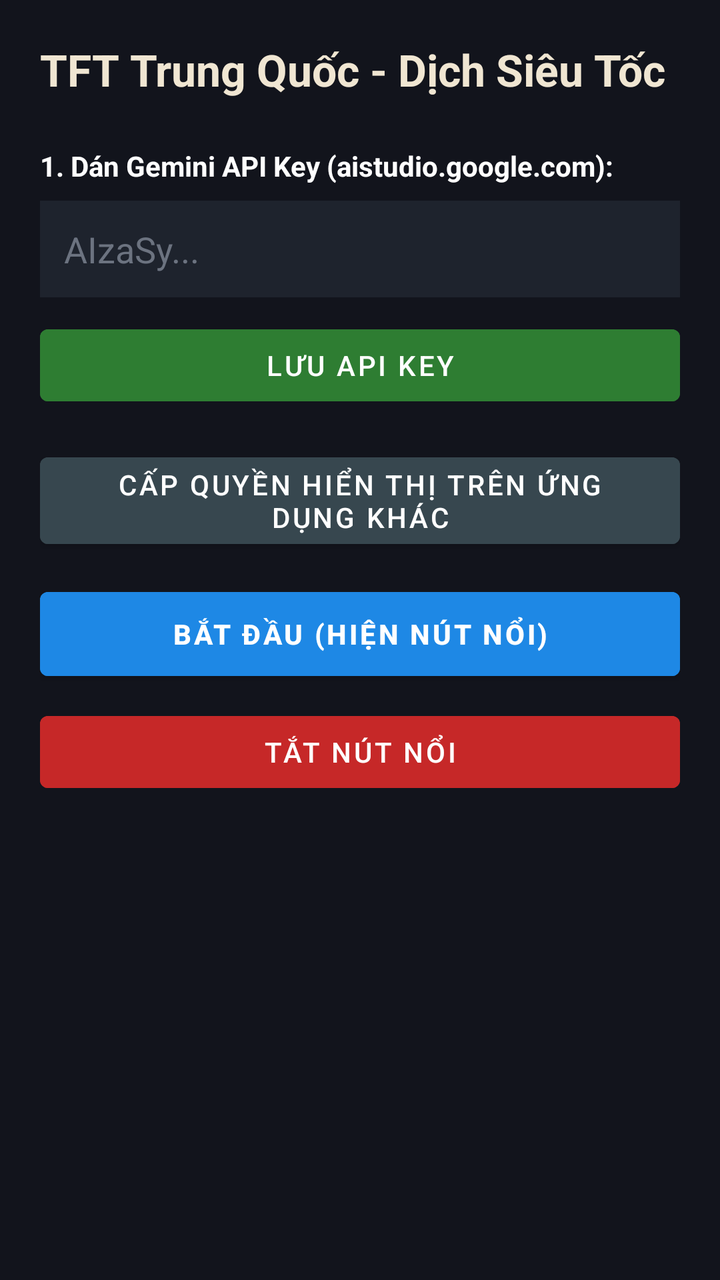
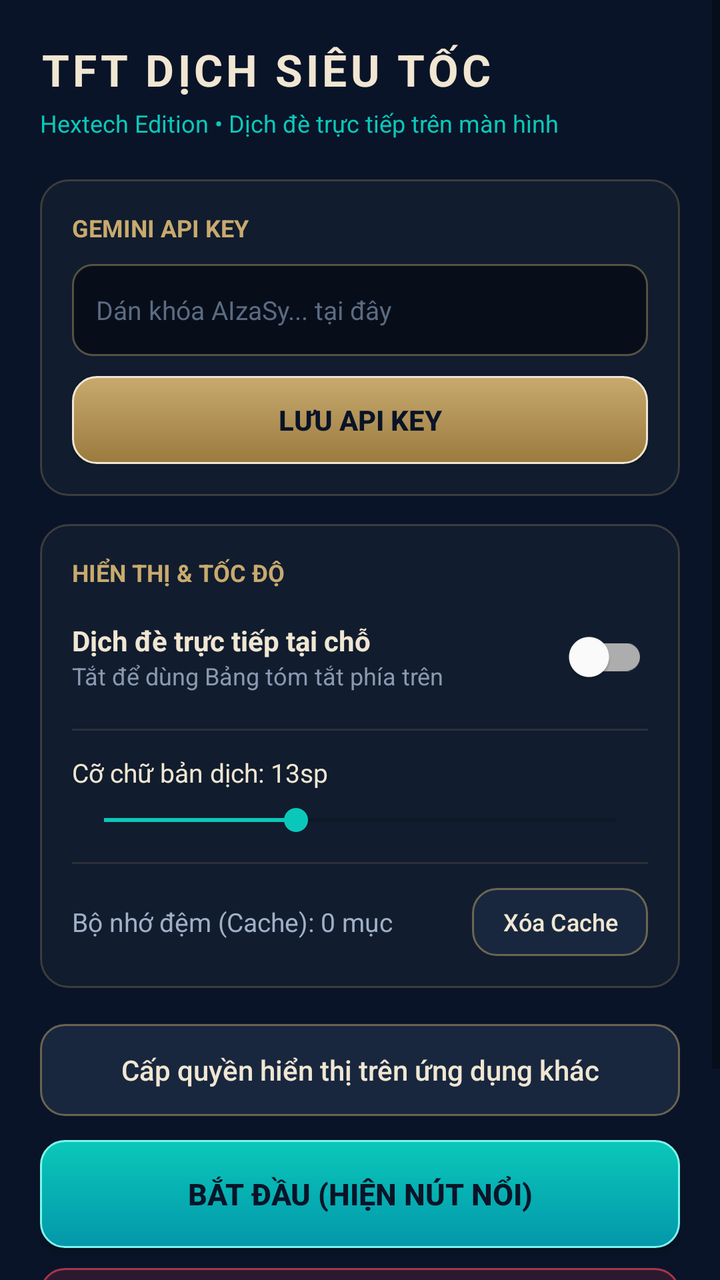

Two renders of the same Android screen: before a commit and after it. Below are the layout's source before the change and the commit's diff.
<!-- AndroidManifest.xml: application theme Theme.TFTFastTranslator -->
<!-- res/layout/activity_main.xml -->
<?xml version="1.0" encoding="utf-8"?>
<ScrollView xmlns:android="http://schemas.android.com/apk/res/android" android:layout_width="match_parent" android:layout_height="match_parent" android:background="#12141C" android:padding="20dp">
    <LinearLayout android:layout_width="match_parent" android:layout_height="wrap_content" android:orientation="vertical">
        <TextView android:layout_width="wrap_content" android:layout_height="wrap_content" android:text="TFT Trung Quốc - Dịch Siêu Tốc" android:textColor="#F0E6D2" android:textSize="22sp" android:textStyle="bold" />
        <TextView android:layout_width="wrap_content" android:layout_height="wrap_content" android:layout_marginTop="24dp" android:text="1. Dán Gemini API Key (aistudio.google.com):" android:textColor="#FFFFFF" android:textSize="14sp" android:textStyle="bold" />
        <EditText android:id="@+id/etApiKey" android:layout_width="match_parent" android:layout_height="wrap_content" android:layout_marginTop="8dp" android:background="#1E232D" android:hint="AIzaSy..." android:inputType="textNoSuggestions" android:padding="12dp" android:textColor="#FFFFFF" android:textColorHint="#6C7380" />
        <Button android:id="@+id/btnSaveKey" android:layout_width="match_parent" android:layout_height="wrap_content" android:layout_marginTop="10dp" android:backgroundTint="#2E7D32" android:text="Lưu API Key" android:textColor="#FFFFFF" />
        <Button android:id="@+id/btnGrantOverlay" android:layout_width="match_parent" android:layout_height="wrap_content" android:layout_marginTop="16dp" android:backgroundTint="#37474F" android:text="Cấp quyền hiển thị trên ứng dụng khác" android:textColor="#FFFFFF" />
        <Button android:id="@+id/btnStart" android:layout_width="match_parent" android:layout_height="54dp" android:layout_marginTop="12dp" android:backgroundTint="#1E88E5" android:text="BẮT ĐẦU (HIỆN NÚT NỔI)" android:textColor="#FFFFFF" android:textStyle="bold" />
        <Button android:id="@+id/btnStop" android:layout_width="match_parent" android:layout_height="wrap_content" android:layout_marginTop="8dp" android:backgroundTint="#C62828" android:text="Tắt nút nổi" android:textColor="#FFFFFF" />
    </LinearLayout>
</ScrollView>
<!-- resources referenced by this layout -->
<resources>
  <style name="Theme.TFTFastTranslator" parent="Theme.MaterialComponents.DayNight.NoActionBar">
          <item name="colorPrimary">#1E88E5</item>
          <item name="colorPrimaryVariant">#1565C0</item>
          <item name="colorOnPrimary">#FFFFFF</item>
          <item name="android:statusBarColor">#121212</item>
      </style>
</resources>

<!-- the commit's change to res/layout/activity_main.xml (unified diff, before → after) -->
@@ -1,12 +1,231 @@
 <?xml version="1.0" encoding="utf-8"?>
-<ScrollView xmlns:android="http://schemas.android.com/apk/res/android" android:layout_width="match_parent" android:layout_height="match_parent" android:background="#12141C" android:padding="20dp">
-    <LinearLayout android:layout_width="match_parent" android:layout_height="wrap_content" android:orientation="vertical">
-        <TextView android:layout_width="wrap_content" android:layout_height="wrap_content" android:text="TFT Trung Quốc - Dịch Siêu Tốc" android:textColor="#F0E6D2" android:textSize="22sp" android:textStyle="bold" />
-        <TextView android:layout_width="wrap_content" android:layout_height="wrap_content" android:layout_marginTop="24dp" android:text="1. Dán Gemini API Key (aistudio.google.com):" android:textColor="#FFFFFF" android:textSize="14sp" android:textStyle="bold" />
-        <EditText android:id="@+id/etApiKey" android:layout_width="match_parent" android:layout_height="wrap_content" android:layout_marginTop="8dp" android:background="#1E232D" android:hint="AIzaSy..." android:inputType="textNoSuggestions" android:padding="12dp" android:textColor="#FFFFFF" android:textColorHint="#6C7380" />
-        <Button android:id="@+id/btnSaveKey" android:layout_width="match_parent" android:layout_height="wrap_content" android:layout_marginTop="10dp" android:backgroundTint="#2E7D32" android:text="Lưu API Key" android:textColor="#FFFFFF" />
-        <Button android:id="@+id/btnGrantOverlay" android:layout_width="match_parent" android:layout_height="wrap_content" android:layout_marginTop="16dp" android:backgroundTint="#37474F" android:text="Cấp quyền hiển thị trên ứng dụng khác" android:textColor="#FFFFFF" />
-        <Button android:id="@+id/btnStart" android:layout_width="match_parent" android:layout_height="54dp" android:layout_marginTop="12dp" android:backgroundTint="#1E88E5" android:text="BẮT ĐẦU (HIỆN NÚT NỔI)" android:textColor="#FFFFFF" android:textStyle="bold" />
-        <Button android:id="@+id/btnStop" android:layout_width="match_parent" android:layout_height="wrap_content" android:layout_marginTop="8dp" android:backgroundTint="#C62828" android:text="Tắt nút nổi" android:textColor="#FFFFFF" />
+<ScrollView xmlns:android="http://schemas.android.com/apk/res/android"
+    android:layout_width="match_parent"
+    android:layout_height="match_parent"
+    android:background="#091428"
+    android:fillViewport="true">
+
+    <LinearLayout
+        android:layout_width="match_parent"
+        android:layout_height="wrap_content"
+        android:orientation="vertical"
+        android:padding="20dp">
+
+        <TextView
+            android:layout_width="wrap_content"
+            android:layout_height="wrap_content"
+            android:letterSpacing="0.08"
+            android:text="TFT DỊCH SIÊU TỐC"
+            android:textColor="#F0E6D2"
+            android:textSize="22sp"
+            android:textStyle="bold" />
+
+        <TextView
+            android:layout_width="wrap_content"
+            android:layout_height="wrap_content"
+            android:layout_marginTop="4dp"
+            android:text="Hextech Edition • Dịch đè trực tiếp trên màn hình"
+            android:textColor="#0AC8B9"
+            android:textSize="12sp" />
+
+        
+        <LinearLayout
+            android:layout_width="match_parent"
+            android:layout_height="wrap_content"
+            android:layout_marginTop="20dp"
+            android:background="@drawable/bg_hextech_card"
+            android:orientation="vertical"
+            android:padding="16dp">
+
+            <TextView
+                android:layout_width="wrap_content"
+                android:layout_height="wrap_content"
+                android:text="GEMINI API KEY"
+                android:textColor="#C8AA6E"
+                android:textSize="12sp"
+                android:textStyle="bold" />
+
+            <EditText
+                android:id="@+id/etApiKey"
+                android:layout_width="match_parent"
+                android:layout_height="46dp"
+                android:layout_marginTop="10dp"
+                android:background="@drawable/bg_hextech_input"
+                android:hint="Dán khóa AIzaSy... tại đây"
+                android:inputType="textNoSuggestions"
+                android:paddingStart="12dp"
+                android:paddingEnd="12dp"
+                android:singleLine="true"
+                android:textColor="#F0E6D2"
+                android:textColorHint="#5B6B82"
+                android:textSize="13sp" />
+
+            <androidx.appcompat.widget.AppCompatButton
+                android:id="@+id/btnSaveKey"
+                android:layout_width="match_parent"
+                android:layout_height="44dp"
+                android:layout_marginTop="10dp"
+                android:background="@drawable/bg_hextech_btn_gold"
+                android:text="LƯU API KEY"
+                android:textAllCaps="false"
+                android:textColor="#091428"
+                android:textSize="14sp"
+                android:textStyle="bold" />
+        </LinearLayout>
+
+        
+        <LinearLayout
+            android:layout_width="match_parent"
+            android:layout_height="wrap_content"
+            android:layout_marginTop="14dp"
+            android:background="@drawable/bg_hextech_card"
+            android:orientation="vertical"
+            android:padding="16dp">
+
+            <TextView
+                android:layout_width="wrap_content"
+                android:layout_height="wrap_content"
+                android:text="HIỂN THỊ &amp; TỐC ĐỘ"
+                android:textColor="#C8AA6E"
+                android:textSize="12sp"
+                android:textStyle="bold" />
+
+            <LinearLayout
+                android:layout_width="match_parent"
+                android:layout_height="wrap_content"
+                android:layout_marginTop="10dp"
+                android:gravity="center_vertical"
+                android:orientation="horizontal">
+
+                <LinearLayout
+                    android:layout_width="0dp"
+                    android:layout_height="wrap_content"
+                    android:layout_weight="1"
+                    android:orientation="vertical">
+
+                    <TextView
+                        android:layout_width="wrap_content"
+                        android:layout_height="wrap_content"
+                        android:text="Dịch đè trực tiếp tại chỗ"
+                        android:textColor="#F0E6D2"
+                        android:textSize="14sp"
+                        android:textStyle="bold" />
+
+                    <TextView
+                        android:layout_width="wrap_content"
+                        android:layout_height="wrap_content"
+                        android:text="Tắt để dùng Bảng tóm tắt phía trên"
+                        android:textColor="#8A99B0"
+                        android:textSize="12sp" />
+                </LinearLayout>
+
+                <com.google.android.material.switchmaterial.SwitchMaterial
+                    android:id="@+id/switchInPlace"
+                    android:layout_width="wrap_content"
+                    android:layout_height="wrap_content" />
+            </LinearLayout>
+
+            <View
+                android:layout_width="match_parent"
+                android:layout_height="1dp"
+                android:layout_marginTop="12dp"
+                android:layout_marginBottom="12dp"
+                android:background="#26C8AA6E" />
+
+            <TextView
+                android:id="@+id/tvFontSizeLabel"
+                android:layout_width="wrap_content"
+                android:layout_height="wrap_content"
+                android:text="Cỡ chữ bản dịch: 13sp"
+                android:textColor="#F0E6D2"
+                android:textSize="13sp" />
+
+            <SeekBar
+                android:id="@+id/seekFontSize"
+                android:layout_width="match_parent"
+                android:layout_height="wrap_content"
+                android:layout_marginTop="6dp"
+                android:max="8"
+                android:progress="3" />
+
+            <View
+                android:layout_width="match_parent"
+                android:layout_height="1dp"
+                android:layout_marginTop="12dp"
+                android:layout_marginBottom="12dp"
+                android:background="#26C8AA6E" />
+
+            <LinearLayout
+                android:layout_width="match_parent"
+                android:layout_height="wrap_content"
+                android:gravity="center_vertical"
+                android:orientation="horizontal">
+
+                <TextView
+                    android:id="@+id/tvCacheCount"
+                    android:layout_width="0dp"
+                    android:layout_height="wrap_content"
+                    android:layout_weight="1"
+                    android:text="Bộ nhớ đệm (Cache): 0 mục"
+                    android:textColor="#A0B0C8"
+                    android:textSize="13sp" />
+
+                <androidx.appcompat.widget.AppCompatButton
+                    android:id="@+id/btnClearCache"
+                    android:layout_width="wrap_content"
+                    android:layout_height="34dp"
+                    android:background="@drawable/bg_hextech_btn_dark"
+                    android:paddingStart="14dp"
+                    android:paddingEnd="14dp"
+                    android:text="Xóa Cache"
+                    android:textAllCaps="false"
+                    android:textColor="#F0E6D2"
+                    android:textSize="12sp" />
+            </LinearLayout>
+        </LinearLayout>
+
+        
+        <androidx.appcompat.widget.AppCompatButton
+            android:id="@+id/btnGrantOverlay"
+            android:layout_width="match_parent"
+            android:layout_height="46dp"
+            android:layout_marginTop="18dp"
+            android:background="@drawable/bg_hextech_btn_dark"
+            android:text="Cấp quyền hiển thị trên ứng dụng khác"
+            android:textAllCaps="false"
+            android:textColor="#F0E6D2"
+            android:textSize="14sp" />
+
+        <androidx.appcompat.widget.AppCompatButton
+            android:id="@+id/btnStart"
+            android:layout_width="match_parent"
+            android:layout_height="54dp"
+            android:layout_marginTop="12dp"
+            android:background="@drawable/bg_hextech_btn_cyan"
+            android:text="BẮT ĐẦU (HIỆN NÚT NỔI)"
+            android:textAllCaps="false"
+            android:textColor="#091428"
+            android:textSize="15sp"
+            android:textStyle="bold" />
+
+        <androidx.appcompat.widget.AppCompatButton
+            android:id="@+id/btnStop"
+            android:layout_width="match_parent"
+            android:layout_height="44dp"
+            android:layout_marginTop="10dp"
+            android:background="@drawable/bg_hextech_btn_danger"
+            android:text="Tắt nút nổi"
+            android:textAllCaps="false"
+            android:textColor="#FF8A9A"
+            android:textSize="14sp" />
+
+        <TextView
+            android:layout_width="match_parent"
+            android:layout_height="wrap_content"
+            android:layout_marginTop="16dp"
+            android:lineSpacingExtra="4dp"
+            android:text="• Chạm nút nổi: Dịch ngay toàn màn hình\n• Nhấn giữ 0.5s: Khoanh vùng quét (chạm nhẹ để reset Full)\n• Kéo nút xuống chữ X ở đáy màn hình để tắt nhanh"
+            android:textColor="#6F829E"
+            android:textSize="12sp" />
     </LinearLayout>
 </ScrollView>
<!-- resource entries referenced after the edit -->
@@ -1,10 +1,55 @@
 <!-- resources referenced by this layout -->
 <resources>
+  <!-- drawable bg_hextech_btn_cyan (drawable) -->
+  <?xml version="1.0" encoding="utf-8"?>
+  <shape xmlns:android="http://schemas.android.com/apk/res/android" android:shape="rectangle">
+      <gradient android:startColor="#0AC8B9" android:endColor="#0397AB" android:angle="270" />
+      <corners android:radius="12dp" />
+      <stroke android:width="1dp" android:color="#7EF5EC" />
+  </shape>
+  <!-- drawable bg_hextech_btn_danger (drawable) -->
+  <?xml version="1.0" encoding="utf-8"?>
+  <shape xmlns:android="http://schemas.android.com/apk/res/android" android:shape="rectangle">
+      <solid android:color="#26E84057" />
+      <corners android:radius="12dp" />
+      <stroke android:width="1dp" android:color="#B3E84057" />
+  </shape>
+  <!-- drawable bg_hextech_btn_dark (drawable) -->
+  <?xml version="1.0" encoding="utf-8"?>
+  <shape xmlns:android="http://schemas.android.com/apk/res/android" android:shape="rectangle">
+      <solid android:color="#18273E" />
+      <corners android:radius="12dp" />
+      <stroke android:width="1dp" android:color="#80C8AA6E" />
+  </shape>
+  <!-- drawable bg_hextech_btn_gold (drawable) -->
+  <?xml version="1.0" encoding="utf-8"?>
+  <shape xmlns:android="http://schemas.android.com/apk/res/android" android:shape="rectangle">
+      <gradient android:startColor="#C8AA6E" android:endColor="#9B7A3E" android:angle="270" />
+      <corners android:radius="12dp" />
+      <stroke android:width="1dp" android:color="#F0E6D2" />
+  </shape>
+  <!-- drawable bg_hextech_card (drawable) -->
+  <?xml version="1.0" encoding="utf-8"?>
+  <shape xmlns:android="http://schemas.android.com/apk/res/android" android:shape="rectangle">
+      <solid android:color="#111C2E" />
+      <corners android:radius="14dp" />
+      <stroke android:width="1dp" android:color="#40C8AA6E" />
+  </shape>
+  <!-- drawable bg_hextech_input (drawable) -->
+  <?xml version="1.0" encoding="utf-8"?>
+  <shape xmlns:android="http://schemas.android.com/apk/res/android" android:shape="rectangle">
+      <solid android:color="#070E1A" />
+      <corners android:radius="10dp" />
+      <stroke android:width="1dp" android:color="#66C8AA6E" />
+  </shape>
   <style name="Theme.TFTFastTranslator" parent="Theme.MaterialComponents.DayNight.NoActionBar">
-          <item name="colorPrimary">#1E88E5</item>
-          <item name="colorPrimaryVariant">#1565C0</item>
-          <item name="colorOnPrimary">#FFFFFF</item>
-          <item name="android:statusBarColor">#121212</item>
+          <item name="colorPrimary">#C8AA6E</item>
+          <item name="colorPrimaryVariant">#785A28</item>
+          <item name="colorOnPrimary">#091428</item>
+          <item name="colorSecondary">#0AC8B9</item>
+          <item name="colorAccent">#0AC8B9</item>
+          <item name="android:statusBarColor">#091428</item>
+          <item name="android:navigationBarColor">#091428</item>
       </style>
 </resources>
 
